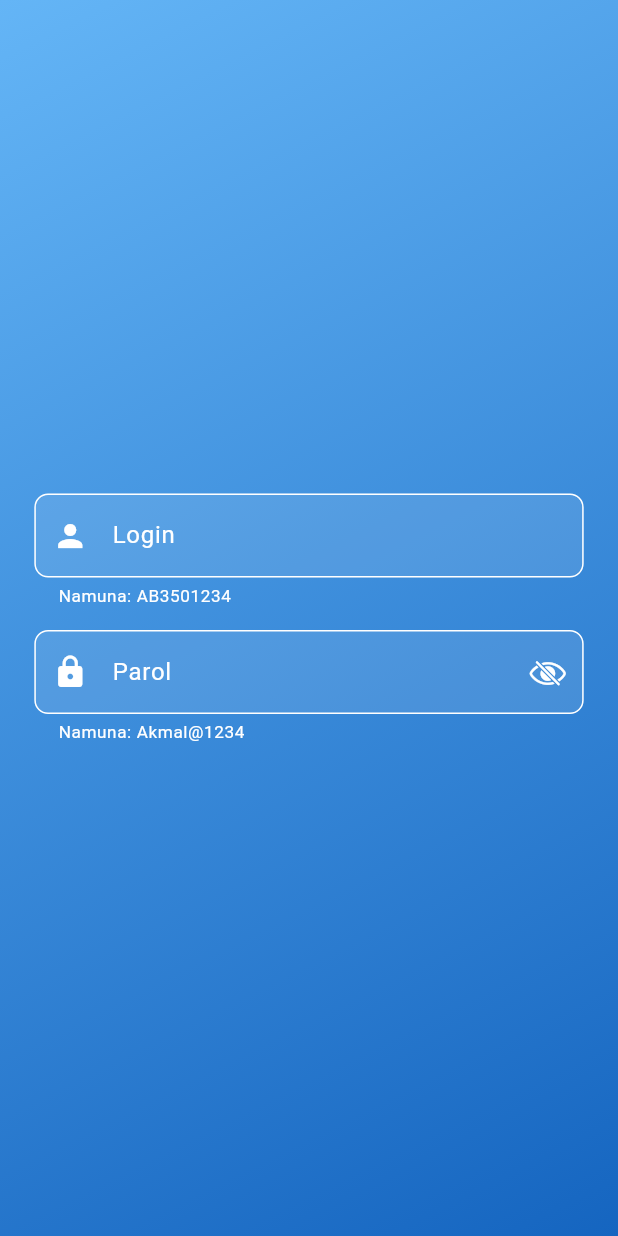
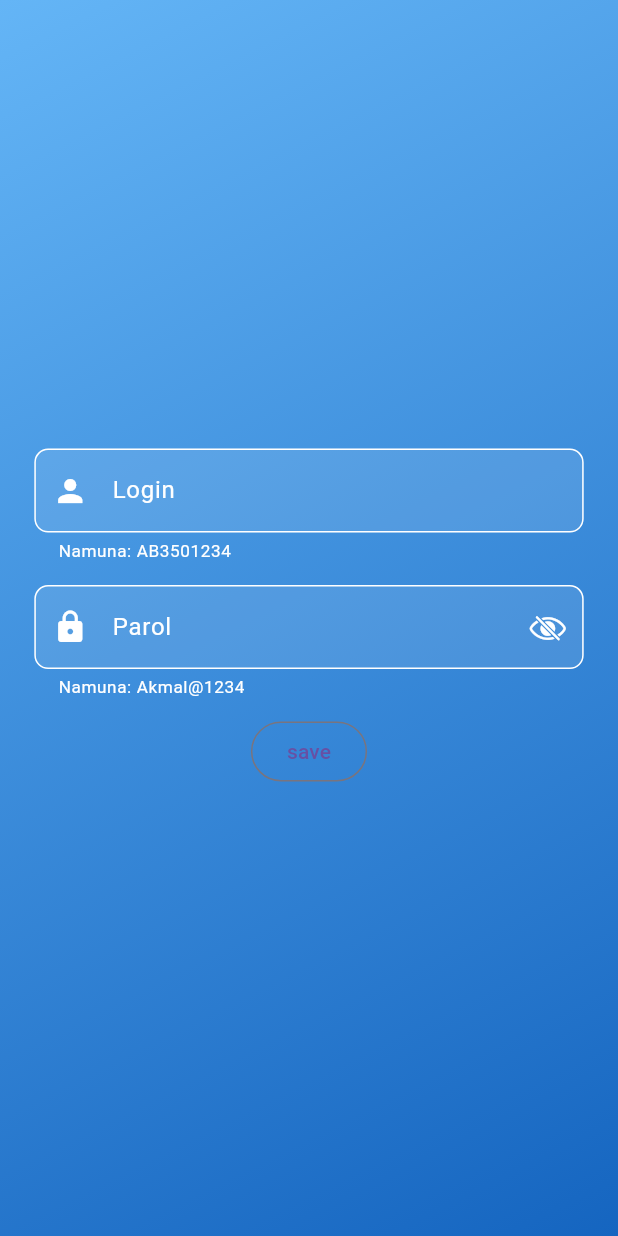
Before and after one commit to Warning-Team/SavdoSanoatApp, a Flutter app: the screen it shows after launch, on a phone screen of 412 x 824 dp. Run offline on Flutter 3.47's test engine with Material 3 defaults, Android fonts, the phone set to English and light mode, and no system bars; our stand-ins replace flutter_screenutil, gap.

Commit message:
onbording background and login fix

```diff
--- a/lib/main.dart
+++ b/lib/main.dart
@@ -17,6 +17,7 @@
   @override
   Widget build(BuildContext context) {
     return const ScreenUtilInit(
+      designSize: Size(360, 690),
       child: MaterialApp(
         debugShowCheckedModeBanner: false,
         home: OnboardingScreen(),
--- a/lib/utils/mediaquery.dart
+++ b/lib/utils/mediaquery.dart
@@ -1,15 +1,15 @@
 
 import 'package:flutter/material.dart';
 
-class Mediaquery{
+abstract class PhoneSize{
 
-  screenHeight(context){
+ static  screenHeight(context){
     MediaQueryData mediaQueryData = MediaQuery.of(context);
     Size screenSize = mediaQueryData.size;
     double screenHeight = screenSize.height;
     return screenHeight;
   }
-  screenWidth(context){
+ static screenWidth(context){
      MediaQueryData mediaQueryData = MediaQuery.of(context);
     Size screenSize = mediaQueryData.size;
     double screenWidth = screenSize.width;
--- a/lib/views/screens/login_screen.dart
+++ b/lib/views/screens/login_screen.dart
@@ -1,7 +1,9 @@
 import 'package:flutter/cupertino.dart';
 import 'package:flutter/material.dart';
 import 'package:flutter_screenutil/flutter_screenutil.dart';
+import 'package:gap/gap.dart';
 import 'package:savdosanoatapp/utils/mediaquery.dart';
+import 'package:savdosanoatapp/views/screens/home_page.dart';
 
 class LoginScreen extends StatefulWidget {
   const LoginScreen({super.key});
@@ -11,22 +13,28 @@ class LoginScreen extends StatefulWidget {
 }
 
 class _LoginScreenState extends State<LoginScreen> {
-  GlobalKey formkey = GlobalKey();
-  final mediaQuery = Mediaquery();
+  final formkey = GlobalKey<FormState>();
   bool isPasswordVisablety = true;
   String logindata = "";
   String passworddata = "";
 
   saveLogin() {
-    // if (formkey.currentState.activate) {}
+    if (formkey.currentState!.validate()) {
+      formkey.currentState!.save();
+      Navigator.pushReplacement(
+          context,
+          MaterialPageRoute(
+            builder: (context) => HomePage(),
+          ));
+    }
   }
 
   @override
   Widget build(BuildContext context) {
     return Scaffold(
       body: Container(
-        height: mediaQuery.screenHeight(context),
-        width: mediaQuery.screenWidth(context),
+        height: PhoneSize.screenHeight(context),
+        width: PhoneSize.screenWidth(context),
         decoration: BoxDecoration(
           gradient: LinearGradient(
             colors: [
@@ -120,6 +128,8 @@ class _LoginScreenState extends State<LoginScreen> {
                     passworddata = value!;
                   },
                 ),
+                Gap(10.h),
+                OutlinedButton(onPressed: saveLogin, child: Text("save"))
               ],
             ),
           ),
--- a/pubspec.yaml
+++ b/pubspec.yaml
@@ -38,6 +38,7 @@ dependencies:
   cupertino_icons: ^1.0.6
   flutter_screenutil: ^5.9.3
   json_annotation: ^4.9.0
+  gap: ^3.0.1
 
 dev_dependencies:
   flutter_test:
```
Also changed, not shown: lib/views/screens/home_page.dart (added, +10 -0 lines), lib/views/screens/onboarding_screen.dart (+18 -10 lines), assets/onboarding/logo.png, pubspec.lock.
